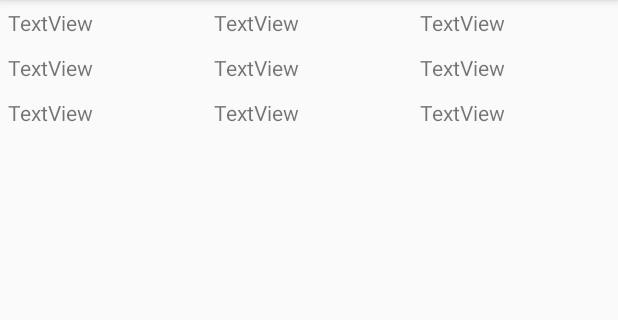
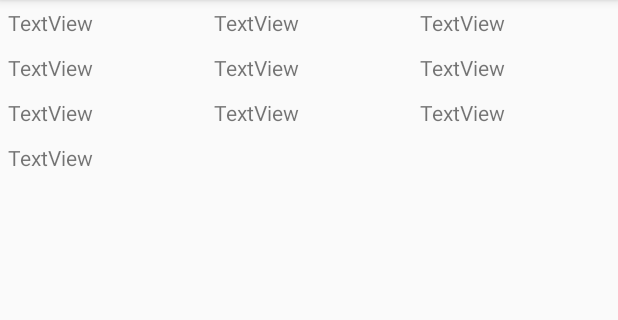
Before and after one commit to cartoonfullhd/SpringBootWebserviceExample_Java, an Android app: the screen it shows after launch (MainActivity), on a phone screen of 412 x 824 dp, the part 84-404 px from its top. Run offline under Robolectric (Android 15) with nearby library versions, the phone set to English and light mode, and no system bars.

```diff
--- a/app/src/main/res/layout/activity_main.xml
+++ b/app/src/main/res/layout/activity_main.xml
@@ -100,4 +100,19 @@
 
     </LinearLayout>
 
+    <LinearLayout
+        android:layout_width="match_parent"
+        android:layout_height="wrap_content"
+        android:orientation="horizontal">
+
+        <TextView
+            android:id="@+id/testCartoonBook"
+            android:layout_width="wrap_content"
+            android:layout_height="wrap_content"
+            android:layout_margin="5dp"
+            android:layout_weight="1"
+            android:text="TextView" />
+
+    </LinearLayout>
+
 </LinearLayout>
```
Also changed, not shown: app/src/main/java/com/example/user/springbootwebserviceexample_java/Book.java (+12 -0 lines), app/src/main/java/com/example/user/springbootwebserviceexample_java/MainActivity.java (+27 -7 lines).
